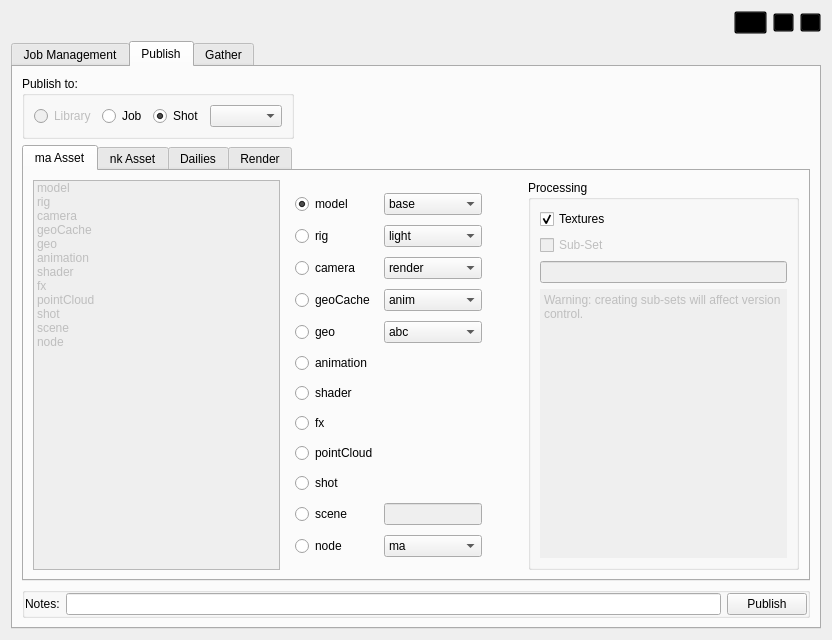
Old version of the form core/ui/icarusUI.ui in the repository mjbonnington/icarus-gps.
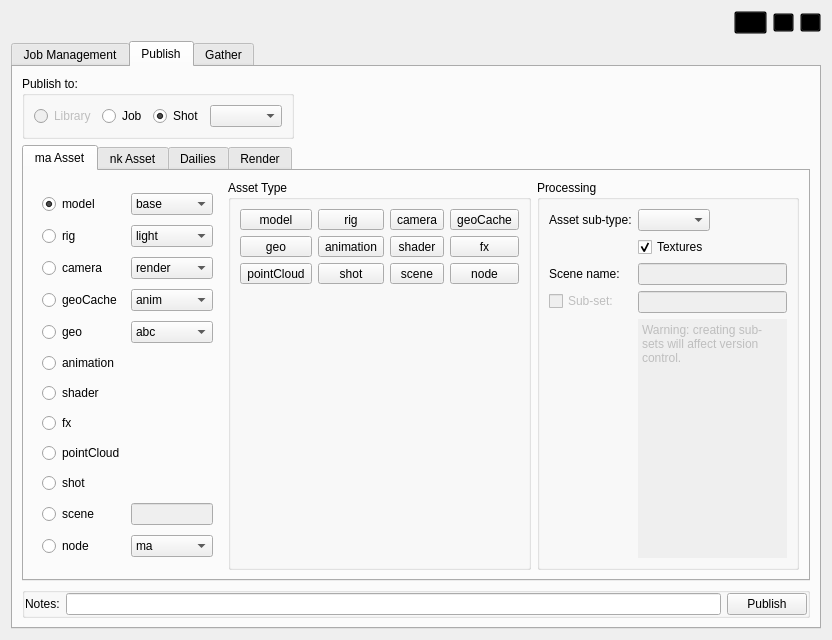
New version of the form. The open tabs and pages were chosen to show the change. Icons and pictures are not drawn.

Commit message:
Improving publish tab layout
(publishing Maya assets is currently broken)

The edit to the form file:
```diff
--- a/core/ui/icarusUI.ui
+++ b/core/ui/icarusUI.ui
@@ -927,79 +927,6 @@
               <string>ma Asset</string>
              </attribute>
              <layout class="QHBoxLayout" name="horizontalLayout_9">
-              <item>
-               <widget class="QListWidget" name="ma_assetTypes_listWidget">
-                <property name="enabled">
-                 <bool>false</bool>
-                </property>
-                <property name="sizePolicy">
-                 <sizepolicy hsizetype="Maximum" vsizetype="Expanding">
-                  <horstretch>0</horstretch>
-                  <verstretch>0</verstretch>
-                 </sizepolicy>
-                </property>
-                <item>
-                 <property name="text">
-                  <string>model</string>
-                 </property>
-                </item>
-                <item>
-                 <property name="text">
-                  <string>rig</string>
-                 </property>
-                </item>
-                <item>
-                 <property name="text">
-                  <string>camera</string>
-                 </property>
-                </item>
-                <item>
-                 <property name="text">
-                  <string>geoCache</string>
-                 </property>
-                </item>
-                <item>
-                 <property name="text">
-                  <string>geo</string>
-                 </property>
-                </item>
-                <item>
-                 <property name="text">
-                  <string>animation</string>
-                 </property>
-                </item>
-                <item>
-                 <property name="text">
-                  <string>shader</string>
-                 </property>
-                </item>
-                <item>
-                 <property name="text">
-                  <string>fx</string>
-                 </property>
-                </item>
-                <item>
-                 <property name="text">
-                  <string>pointCloud</string>
-                 </property>
-                </item>
-                <item>
-                 <property name="text">
-                  <string>shot</string>
-                 </property>
-                </item>
-                <item>
-                 <property name="text">
-                  <string>scene</string>
-                 </property>
-                </item>
-                <item>
-                 <property name="text">
-                  <string>node</string>
-                 </property>
-                </item>
-               </widget>
-              </item>
               <item>
                <widget class="QFrame" name="ma_assetTypes_frame">
                 <property name="frameShape">
@@ -1332,17 +1259,426 @@
                </widget>
               </item>
               <item>
-               <spacer name="horizontalSpacer_7">
-                <property name="orientation">
-                 <enum>Qt::Horizontal</enum>
+               <widget class="QGroupBox" name="maAssetType_groupBox">
+                <property name="title">
+                 <string>Asset Type</string>
                 </property>
-                <property name="sizeHint" stdset="0">
-                 <size>
-                  <width>40</width>
-                  <height>20</height>
-                 </size>
-                </property>
-               </spacer>
+                <layout class="QVBoxLayout" name="verticalLayout_7">
+                 <item>
+                  <layout class="QGridLayout" name="publishButtons_gridLayout">
+                   <item row="0" column="0">
+                    <widget class="QToolButton" name="model_toolButton">
+                     <property name="sizePolicy">
+                      <sizepolicy hsizetype="Expanding" vsizetype="Fixed">
+                       <horstretch>0</horstretch>
+                       <verstretch>0</verstretch>
+                      </sizepolicy>
+                     </property>
+                     <property name="text">
+                      <string>model</string>
+                     </property>
+                     <property name="icon">
+                      <iconset resource="rsc.qrc">
+                       <normaloff>:/rsc/rsc/publish_icon_geo.png</normaloff>
+                       <disabledoff>:/rsc/rsc/publish_icon_geo_disabled.png</disabledoff>:/rsc/rsc/publish_icon_geo.png</iconset>
+                     </property>
+                     <property name="iconSize">
+                      <size>
+                       <width>48</width>
+                       <height>48</height>
+                      </size>
+                     </property>
+                     <property name="checkable">
+                      <bool>true</bool>
+                     </property>
+                     <property name="autoExclusive">
+                      <bool>true</bool>
+                     </property>
+                     <property name="toolButtonStyle">
+                      <enum>Qt::ToolButtonTextUnderIcon</enum>
+                     </property>
+                    </widget>
+                   </item>
+                   <item row="0" column="2">
+                    <widget class="QToolButton" name="camera_toolButton">
+                     <property name="sizePolicy">
+                      <sizepolicy hsizetype="Expanding" vsizetype="Fixed">
+                       <horstretch>0</horstretch>
+                       <verstretch>0</verstretch>
+                      </sizepolicy>
+                     </property>
+                     <property name="text">
+                      <string>camera</string>
+                     </property>
+                     <property name="icon">
+                      <iconset resource="rsc.qrc">
+                       <normaloff>:/rsc/rsc/publish_icon_camera.png</normaloff>
+                       <disabledoff>:/rsc/rsc/publish_icon_camera_disabled.png</disabledoff>:/rsc/rsc/publish_icon_camera.png</iconset>
+                     </property>
+                     <property name="iconSize">
+                      <size>
+                       <width>48</width>
+                       <height>48</height>
+                      </size>
+                     </property>
+                     <property name="checkable">
+                      <bool>true</bool>
+                     </property>
+                     <property name="autoExclusive">
+                      <bool>true</bool>
+                     </property>
+                     <property name="toolButtonStyle">
+                      <enum>Qt::ToolButtonTextUnderIcon</enum>
+                     </property>
+                    </widget>
+                   </item>
+                   <item row="0" column="1">
+                    <widget class="QToolButton" name="rig_toolButton">
+                     <property name="sizePolicy">
+                      <sizepolicy hsizetype="Expanding" vsizetype="Fixed">
+                       <horstretch>0</horstretch>
+                       <verstretch>0</verstretch>
+                      </sizepolicy>
+                     </property>
+                     <property name="text">
+                      <string>rig</string>
+                     </property>
+                     <property name="icon">
+                      <iconset resource="rsc.qrc">
+                       <normaloff>:/rsc/rsc/publish_icon_rig.png</normaloff>
+                       <disabledoff>:/rsc/rsc/publish_icon_rig_disabled.png</disabledoff>:/rsc/rsc/publish_icon_rig.png</iconset>
+                     </property>
+                     <property name="iconSize">
+                      <size>
+                       <width>48</width>
+                       <height>48</height>
+                      </size>
+                     </property>
+                     <property name="checkable">
+                      <bool>true</bool>
+                     </property>
+                     <property name="autoExclusive">
+                      <bool>true</bool>
+                     </property>
+                     <property name="toolButtonStyle">
+                      <enum>Qt::ToolButtonTextUnderIcon</enum>
+                     </property>
+                    </widget>
+                   </item>
+                   <item row="1" column="0">
+                    <widget class="QToolButton" name="geo_toolButton">
+                     <property name="sizePolicy">
+                      <sizepolicy hsizetype="Expanding" vsizetype="Fixed">
+                       <horstretch>0</horstretch>
+                       <verstretch>0</verstretch>
+                      </sizepolicy>
+                     </property>
+                     <property name="text">
+                      <string>geo</string>
+                     </property>
+                     <property name="icon">
+                      <iconset resource="rsc.qrc">
+                       <normaloff>:/rsc/rsc/publish_icon_geo.png</normaloff>
+                       <disabledoff>:/rsc/rsc/publish_icon_geo_disabled.png</disabledoff>:/rsc/rsc/publish_icon_geo.png</iconset>
+                     </property>
+                     <property name="iconSize">
+                      <size>
+                       <width>48</width>
+                       <height>48</height>
+                      </size>
+                     </property>
+                     <property name="checkable">
+                      <bool>true</bool>
+                     </property>
+                     <property name="autoExclusive">
+                      <bool>true</bool>
+                     </property>
+                     <property name="toolButtonStyle">
+                      <enum>Qt::ToolButtonTextUnderIcon</enum>
+                     </property>
+                    </widget>
+                   </item>
+                   <item row="0" column="3">
+                    <widget class="QToolButton" name="geoCache_toolButton">
+                     <property name="sizePolicy">
+                      <sizepolicy hsizetype="Expanding" vsizetype="Fixed">
+                       <horstretch>0</horstretch>
+                       <verstretch>0</verstretch>
+                      </sizepolicy>
+                     </property>
+                     <property name="text">
+                      <string>geoCache</string>
+                     </property>
+                     <property name="icon">
+                      <iconset resource="rsc.qrc">
+                       <normaloff>:/rsc/rsc/publish_icon_anim.png</normaloff>
+                       <disabledoff>:/rsc/rsc/publish_icon_anim_disabled.png</disabledoff>:/rsc/rsc/publish_icon_anim.png</iconset>
+                     </property>
+                     <property name="iconSize">
+                      <size>
+                       <width>48</width>
+                       <height>48</height>
+                      </size>
+                     </property>
+                     <property name="checkable">
+                      <bool>true</bool>
+                     </property>
+                     <property name="autoExclusive">
+                      <bool>true</bool>
+                     </property>
+                     <property name="toolButtonStyle">
+                      <enum>Qt::ToolButtonTextUnderIcon</enum>
+                     </property>
+                    </widget>
+                   </item>
+                   <item row="1" column="2">
+                    <widget class="QToolButton" name="shader_toolButton">
+                     <property name="sizePolicy">
+                      <sizepolicy hsizetype="Expanding" vsizetype="Fixed">
+                       <horstretch>0</horstretch>
+                       <verstretch>0</verstretch>
+                      </sizepolicy>
+                     </property>
+                     <property name="text">
+                      <string>shader</string>
+                     </property>
+                     <property name="icon">
+                      <iconset resource="rsc.qrc">
+                       <normaloff>:/rsc/rsc/publish_icon_shader.png</normaloff>
+                       <disabledoff>:/rsc/rsc/publish_icon_shader_disabled.png</disabledoff>:/rsc/rsc/publish_icon_shader.png</iconset>
+                     </property>
+                     <property name="iconSize">
+                      <size>
+                       <width>48</width>
+                       <height>48</height>
+                      </size>
+                     </property>
+                     <property name="checkable">
+                      <bool>true</bool>
+                     </property>
+                     <property name="autoExclusive">
+                      <bool>true</bool>
+                     </property>
+                     <property name="toolButtonStyle">
+                      <enum>Qt::ToolButtonTextUnderIcon</enum>
+                     </property>
+                    </widget>
+                   </item>
+                   <item row="1" column="3">
+                    <widget class="QToolButton" name="fx_toolButton">
+                     <property name="sizePolicy">
+                      <sizepolicy hsizetype="Expanding" vsizetype="Fixed">
+                       <horstretch>0</horstretch>
+                       <verstretch>0</verstretch>
+                      </sizepolicy>
+                     </property>
+                     <property name="text">
+                      <string>fx</string>
+                     </property>
+                     <property name="icon">
+                      <iconset resource="rsc.qrc">
+                       <normaloff>:/rsc/rsc/publish_icon_generic.png</normaloff>
+                       <disabledoff>:/rsc/rsc/publish_icon_generic_disabled.png</disabledoff>:/rsc/rsc/publish_icon_generic.png</iconset>
+                     </property>
+                     <property name="iconSize">
+                      <size>
+                       <width>48</width>
+                       <height>48</height>
+                      </size>
+                     </property>
+                     <property name="checkable">
+                      <bool>true</bool>
+                     </property>
+                     <property name="autoExclusive">
+                      <bool>true</bool>
+                     </property>
+                     <property name="toolButtonStyle">
+                      <enum>Qt::ToolButtonTextUnderIcon</enum>
+                     </property>
+                    </widget>
+                   </item>
+                   <item row="1" column="1">
+                    <widget class="QToolButton" name="animation_toolButton">
+                     <property name="sizePolicy">
+                      <sizepolicy hsizetype="Expanding" vsizetype="Fixed">
+                       <horstretch>0</horstretch>
+                       <verstretch>0</verstretch>
+                      </sizepolicy>
+                     </property>
+                     <property name="text">
+                      <string>animation</string>
+                     </property>
+                     <property name="icon">
+                      <iconset resource="rsc.qrc">
+                       <normaloff>:/rsc/rsc/publish_icon_anim.png</normaloff>
+                       <disabledoff>:/rsc/rsc/publish_icon_anim_disabled.png</disabledoff>:/rsc/rsc/publish_icon_anim.png</iconset>
+                     </property>
+                     <property name="iconSize">
+                      <size>
+                       <width>48</width>
+                       <height>48</height>
+                      </size>
+                     </property>
+                     <property name="checkable">
+                      <bool>true</bool>
+                     </property>
+                     <property name="autoExclusive">
+                      <bool>true</bool>
+                     </property>
+                     <property name="toolButtonStyle">
+                      <enum>Qt::ToolButtonTextUnderIcon</enum>
+                     </property>
+                    </widget>
+                   </item>
+                   <item row="2" column="0">
+                    <widget class="QToolButton" name="pointCloud_toolButton">
+                     <property name="sizePolicy">
+                      <sizepolicy hsizetype="Expanding" vsizetype="Fixed">
+                       <horstretch>0</horstretch>
+                       <verstretch>0</verstretch>
+                      </sizepolicy>
+                     </property>
+                     <property name="text">
+                      <string>pointCloud</string>
+                     </property>
+                     <property name="icon">
+                      <iconset resource="rsc.qrc">
+                       <normaloff>:/rsc/rsc/publish_icon_pointCloud.png</normaloff>
+                       <disabledoff>:/rsc/rsc/publish_icon_pointCloud_disabled.png</disabledoff>:/rsc/rsc/publish_icon_pointCloud.png</iconset>
+                     </property>
+                     <property name="iconSize">
+                      <size>
+                       <width>48</width>
+                       <height>48</height>
+                      </size>
+                     </property>
+                     <property name="checkable">
+                      <bool>true</bool>
+                     </property>
+                     <property name="autoExclusive">
+                      <bool>true</bool>
+                     </property>
+                     <property name="toolButtonStyle">
+                      <enum>Qt::ToolButtonTextUnderIcon</enum>
+                     </property>
+                    </widget>
+                   </item>
+                   <item row="2" column="2">
+                    <widget class="QToolButton" name="scene_toolButton">
+                     <property name="sizePolicy">
+                      <sizepolicy hsizetype="Expanding" vsizetype="Fixed">
+                       <horstretch>0</horstretch>
+                       <verstretch>0</verstretch>
+                      </sizepolicy>
+                     </property>
+                     <property name="text">
+                      <string>scene</string>
+                     </property>
+                     <property name="icon">
+                      <iconset resource="rsc.qrc">
+                       <normaloff>:/rsc/rsc/publish_icon_scene.png</normaloff>
+                       <disabledoff>:/rsc/rsc/publish_icon_scene_disabled.png</disabledoff>:/rsc/rsc/publish_icon_scene.png</iconset>
+                     </property>
+                     <property name="iconSize">
+                      <size>
+                       <width>48</width>
+                       <height>48</height>
+                      </size>
+                     </property>
+                     <property name="checkable">
+                      <bool>true</bool>
+                     </property>
+                     <property name="autoExclusive">
+                      <bool>true</bool>
+                     </property>
+                     <property name="toolButtonStyle">
+                      <enum>Qt::ToolButtonTextUnderIcon</enum>
+                     </property>
+                    </widget>
+                   </item>
+                   <item row="2" column="1">
+                    <widget class="QToolButton" name="shot_toolButton">
+                     <property name="sizePolicy">
+                      <sizepolicy hsizetype="Expanding" vsizetype="Fixed">
+                       <horstretch>0</horstretch>
+                       <verstretch>0</verstretch>
+                      </sizepolicy>
+                     </property>
+                     <property name="text">
+                      <string>shot</string>
+                     </property>
+                     <property name="icon">
+                      <iconset resource="rsc.qrc">
+                       <normaloff>:/rsc/rsc/icon_render.png</normaloff>
+                       <disabledoff>:/rsc/rsc/icon_render_disabled.png</disabledoff>:/rsc/rsc/icon_render.png</iconset>
+                     </property>
+                     <property name="iconSize">
+                      <size>
+                       <width>48</width>
+                       <height>48</height>
+                      </size>
+                     </property>
+                     <property name="checkable">
+                      <bool>true</bool>
+                     </property>
+                     <property name="autoExclusive">
+                      <bool>true</bool>
+                     </property>
+                     <property name="toolButtonStyle">
+                      <enum>Qt::ToolButtonTextUnderIcon</enum>
+                     </property>
+                    </widget>
+                   </item>
+                   <item row="2" column="3">
+                    <widget class="QToolButton" name="node_toolButton">
+                     <property name="sizePolicy">
+                      <sizepolicy hsizetype="Expanding" vsizetype="Fixed">
+                       <horstretch>0</horstretch>
+                       <verstretch>0</verstretch>
+                      </sizepolicy>
+                     </property>
+                     <property name="text">
+                      <string>node</string>
+                     </property>
+                     <property name="icon">
+                      <iconset resource="rsc.qrc">
+                       <normaloff>:/rsc/rsc/publish_icon_generic.png</normaloff>
+                       <disabledoff>:/rsc/rsc/publish_icon_generic_disabled.png</disabledoff>:/rsc/rsc/publish_icon_generic.png</iconset>
+                     </property>
+                     <property name="iconSize">
+                      <size>
+                       <width>48</width>
+                       <height>48</height>
+                      </size>
+                     </property>
+                     <property name="checkable">
+                      <bool>true</bool>
+                     </property>
+                     <property name="autoExclusive">
+                      <bool>true</bool>
+                     </property>
+                     <property name="toolButtonStyle">
+                      <enum>Qt::ToolButtonTextUnderIcon</enum>
+                     </property>
+                    </widget>
+                   </item>
+                  </layout>
+                 </item>
+                 <item>
+                  <spacer name="verticalSpacer">
+                   <property name="orientation">
+                    <enum>Qt::Vertical</enum>
+                   </property>
+                   <property name="sizeHint" stdset="0">
+                    <size>
+                     <width>20</width>
+                     <height>40</height>
+                    </size>
+                   </property>
+                  </spacer>
+                 </item>
+                </layout>
+               </widget>
               </item>
               <item>
                <widget class="QGroupBox" name="ma_assetProcessing_groupBox">
@@ -1358,28 +1694,31 @@
                 <property name="title">
                  <string>Processing</string>
                 </property>
-                <layout class="QVBoxLayout" name="verticalLayout_5">
-                 <item>
-                  <widget class="QCheckBox" name="textures_checkBox">
-                   <property name="text">
-                    <string>Textures</string>
-                   </property>
-                   <property name="checked">
-                    <bool>true</bool>
-                   </property>
-                  </widget>
-                 </item>
-                 <item>
+                <layout class="QFormLayout" name="formLayout">
+                 <property name="fieldGrowthPolicy">
+                  <enum>QFormLayout::ExpandingFieldsGrow</enum>
+                 </property>
+                 <item row="5" column="0">
                   <widget class="QCheckBox" name="subSet_checkBox">
                    <property name="enabled">
                     <bool>false</bool>
                    </property>
                    <property name="text">
-                    <string>Sub-Set</string>
+                    <string>Sub-set:</string>
                    </property>
                   </widget>
                  </item>
-                 <item>
+                 <item row="1" column="0">
+                  <widget class="QLabel" name="assetSubType_label">
+                   <property name="text">
+                    <string>Asset sub-type:</string>
+                   </property>
+                  </widget>
+                 </item>
+                 <item row="1" column="1">
+                  <widget class="QComboBox" name="assetSubType_comboBox"/>
+                 </item>
+                 <item row="5" column="1">
                   <widget class="QLineEdit" name="subSetName_lineEdit">
                    <property name="enabled">
                     <bool>false</bool>
@@ -1398,7 +1737,33 @@
                    </property>
                   </widget>
                  </item>
-                 <item>
+                 <item row="3" column="0">
+                  <widget class="QLabel" name="assetName_label">
+                   <property name="text">
+                    <string>Scene name:</string>
+                   </property>
+                  </widget>
+                 </item>
+                 <item row="3" column="1">
+                  <widget class="QLineEdit" name="assetName_lineEdit">
+                   <property name="enabled">
+                    <bool>false</bool>
+                   </property>
+                   <property name="text">
+                    <string/>
+                   </property>
+                   <property name="frame">
+                    <bool>true</bool>
+                   </property>
+                   <property name="readOnly">
+                    <bool>false</bool>
+                   </property>
+                   <property name="mandatoryField" stdset="0">
+                    <bool>true</bool>
+                   </property>
+                  </widget>
+                 </item>
+                 <item row="6" column="1">
                   <widget class="QPlainTextEdit" name="subSetWarning_textEdit">
                    <property name="enabled">
                     <bool>false</bool>
@@ -1423,6 +1788,16 @@
                    </property>
                   </widget>
                  </item>
+                 <item row="2" column="1">
+                  <widget class="QCheckBox" name="textures_checkBox">
+                   <property name="text">
+                    <string>Textures</string>
+                   </property>
+                   <property name="checked">
+                    <bool>true</bool>
+                   </property>
+                  </widget>
+                 </item>
                 </layout>
                </widget>
               </item>
```
Left out of the diff: 972 changed lines with no effect on the pictures. The commit also changes 26 other files.
